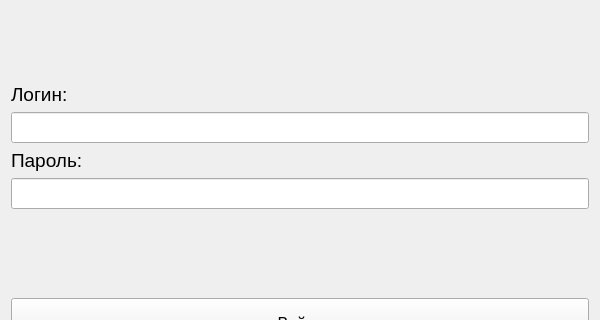
First picture: the form in 3 course/postgres_coursework/Views/AuthForm.ui, repository Manerton/labs-se, before the edit; both pictures show x 0 to 600 and y 114 to 434 of the 600 by 600 pixel window.
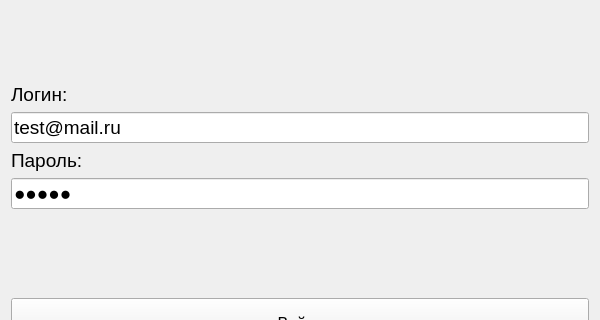
Second picture: the form after the edit.

```diff
--- a/3 course/postgres_coursework/Views/AuthForm.ui
+++ b/3 course/postgres_coursework/Views/AuthForm.ui
@@ -64,6 +64,9 @@
            <pointsize>14</pointsize>
           </font>
          </property>
+         <property name="text">
+          <string>test@mail.ru</string>
+         </property>
         </widget>
        </item>
        <item row="1" column="0">
@@ -85,6 +88,9 @@
            <pointsize>14</pointsize>
           </font>
          </property>
+         <property name="text">
+          <string>test1</string>
+         </property>
          <property name="echoMode">
           <enum>QLineEdit::Password</enum>
          </property>
```
